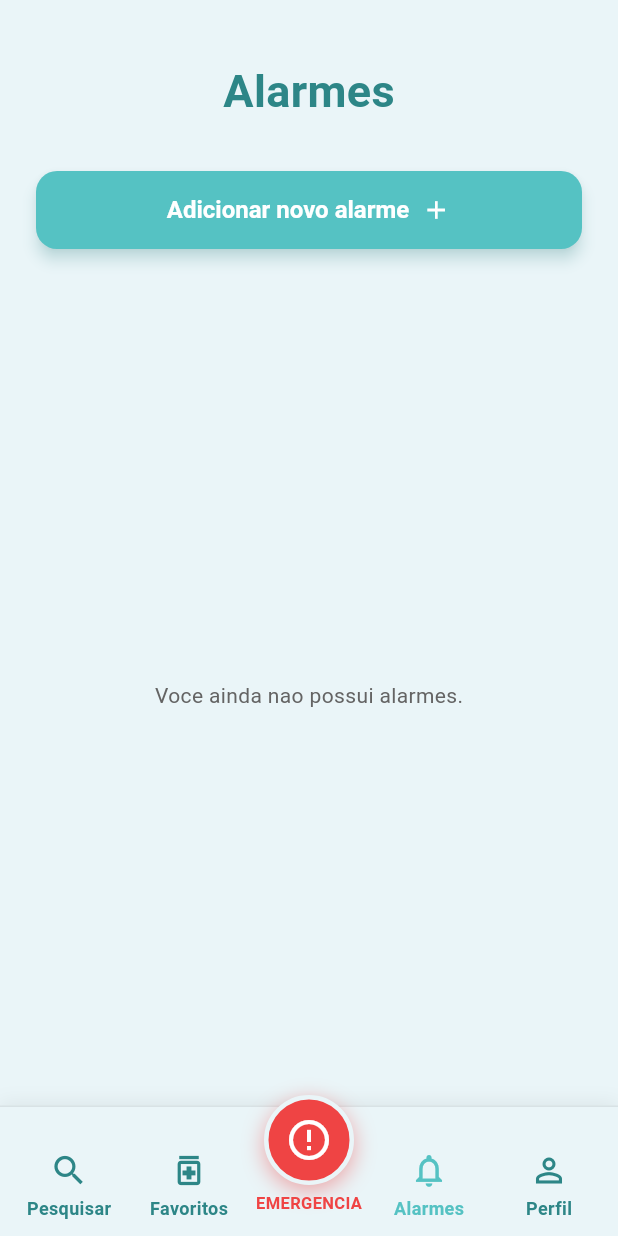
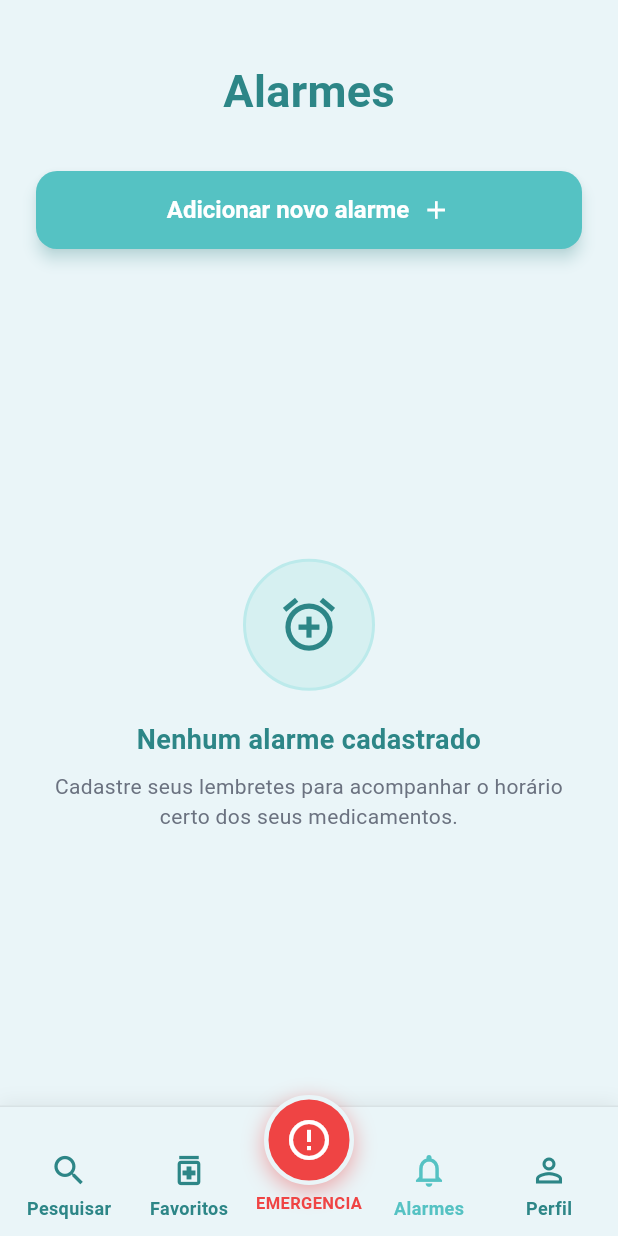
Before and after one commit to crysthianSF/LembreBem, a Flutter app: the TelaAlarme screen opened directly, on a phone screen of 412 x 824 dp. Run offline on Flutter 3.47's test engine with Material 3 defaults, Android fonts, the phone set to English and light mode, and no system bars; our stand-ins replace file_picker, fl_chart, image_picker, mask_text_input_formatter, open_filex, shared_preferences and 1 more; accounts and stored records are empty.

Commit message:
fix(alarmes): adiciona empty state acolhedor para lista sem alarmes

```diff
--- a/lib/telas/tela_alarme.dart
+++ b/lib/telas/tela_alarme.dart
@@ -340,12 +340,7 @@ class _TelaAlarmeState extends State<TelaAlarme> {
                       : _erro != null
                       ? _erroComRetry()
                       : alarmeList.isEmpty
-                      ? const Center(
-                        child: Text(
-                          'Voce ainda nao possui alarmes.',
-                          style: TextStyle(color: Color(0xFF646464)),
-                        ),
-                      )
+                      ? _emptyStateAlarmes()
                       : ListView.builder(
                         padding: EdgeInsets.symmetric(horizontal: 24),
                         itemCount: alarmeList.length,
@@ -355,6 +350,53 @@ class _TelaAlarmeState extends State<TelaAlarme> {
                       ),
             ),
             const BarraNavegacaoApp(ativa: AbaApp.alarme),
+          ],
+        ),
+      ),
+    );
+  }
+
+  Widget _emptyStateAlarmes() {
+    return Center(
+      child: Padding(
+        padding: const EdgeInsets.symmetric(horizontal: 32),
+        child: Column(
+          mainAxisAlignment: MainAxisAlignment.center,
+          children: [
+            Container(
+              width: 88,
+              height: 88,
+              decoration: BoxDecoration(
+                color: const Color(0xFFD6F0F1),
+                shape: BoxShape.circle,
+                border: Border.all(color: const Color(0xFFBCEAEB), width: 2),
+              ),
+              child: const Icon(
+                Icons.alarm_add_outlined,
+                size: 42,
+                color: corPrimariaEscura,
+              ),
+            ),
+            const SizedBox(height: 20),
+            const Text(
+              'Nenhum alarme cadastrado',
+              textAlign: TextAlign.center,
+              style: TextStyle(
+                fontSize: 18,
+                fontWeight: FontWeight.bold,
+                color: corPrimariaEscura,
+              ),
+            ),
+            const SizedBox(height: 8),
+            const Text(
+              'Cadastre seus lembretes para acompanhar o horário certo dos seus medicamentos.',
+              textAlign: TextAlign.center,
+              style: TextStyle(
+                fontSize: 14,
+                height: 1.4,
+                color: corTextoCinza,
+              ),
+            ),
           ],
         ),
       ),
```
